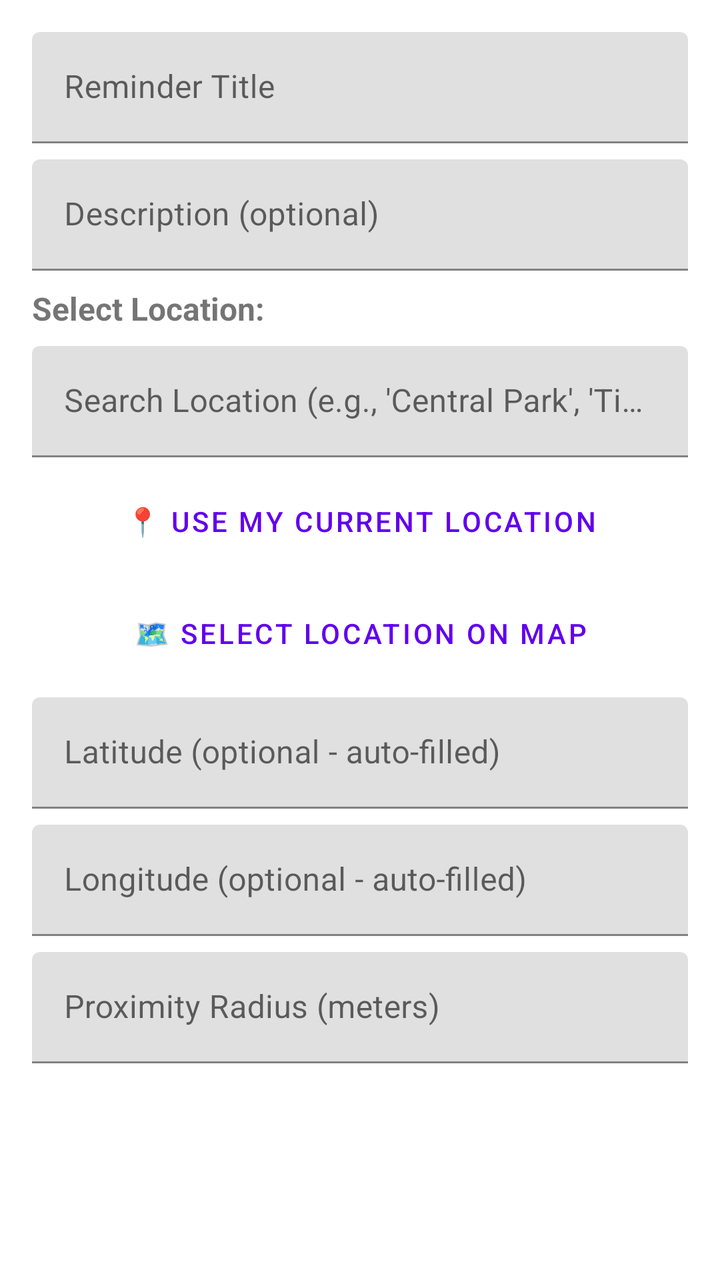
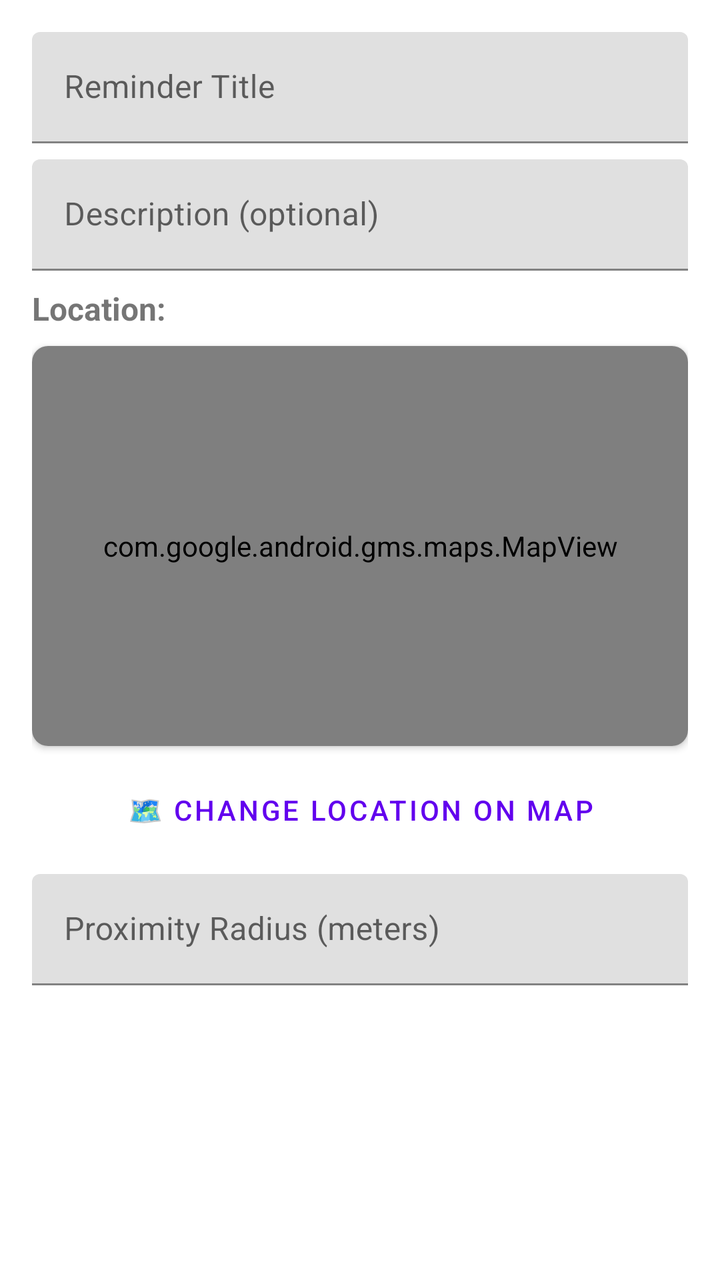

The first picture is an Android layout as it rendered before a commit; the second is the same layout after the commit. The layout source and the unified diff follow.
<!-- AndroidManifest.xml: application theme Theme.LocationReminder -->
<!-- res/layout/dialog_add_reminder.xml -->
<?xml version="1.0" encoding="utf-8"?>
<ScrollView xmlns:android="http://schemas.android.com/apk/res/android"
    android:layout_width="match_parent"
    android:layout_height="wrap_content"
    android:padding="16dp">

    <LinearLayout
        android:layout_width="match_parent"
        android:layout_height="wrap_content"
        android:orientation="vertical">

        
        <com.google.android.material.textfield.TextInputLayout
            android:layout_width="match_parent"
            android:layout_height="wrap_content"
            android:hint="Reminder Title"
            android:layout_marginBottom="8dp">

            <com.google.android.material.textfield.TextInputEditText
                android:id="@+id/inputTitle"
                android:layout_width="match_parent"
                android:layout_height="wrap_content"
                android:inputType="textCapSentences|textMultiLine"
                android:maxLines="2" />

        </com.google.android.material.textfield.TextInputLayout>

        
        <com.google.android.material.textfield.TextInputLayout
            android:layout_width="match_parent"
            android:layout_height="wrap_content"
            android:hint="Description (optional)"
            android:layout_marginBottom="8dp">

            <com.google.android.material.textfield.TextInputEditText
                android:id="@+id/inputDescription"
                android:layout_width="match_parent"
                android:layout_height="wrap_content"
                android:inputType="textCapSentences|textMultiLine"
                android:maxLines="3" />

        </com.google.android.material.textfield.TextInputLayout>

        
        <TextView
            android:layout_width="match_parent"
            android:layout_height="wrap_content"
            android:text="Select Location:"
            android:textSize="16sp"
            android:textStyle="bold"
            android:layout_marginBottom="8dp"/>

        
        <com.google.android.material.textfield.TextInputLayout
            android:layout_width="match_parent"
            android:layout_height="wrap_content"
            android:hint="Search Location (e.g., 'Central Park', 'Times Square')"
            android:layout_marginBottom="8dp">

            <com.google.android.material.textfield.TextInputEditText
                android:id="@+id/inputLocationSearch"
                android:layout_width="match_parent"
                android:layout_height="wrap_content"
                android:inputType="textCapSentences" />

        </com.google.android.material.textfield.TextInputLayout>

        
        <Button
            android:id="@+id/btnGetCurrentLocation"
            android:layout_width="match_parent"
            android:layout_height="wrap_content"
            android:text="📍 Use My Current Location"
            android:layout_marginBottom="8dp"
            style="@style/Widget.MaterialComponents.Button.OutlinedButton"/>

        
        <Button
            android:id="@+id/btnViewOnMap"
            android:layout_width="match_parent"
            android:layout_height="wrap_content"
            android:text="🗺️ Select Location on Map"
            android:layout_marginBottom="8dp"
            style="@style/Widget.MaterialComponents.Button.OutlinedButton"/>

        
        <com.google.android.material.textfield.TextInputLayout
            android:layout_width="match_parent"
            android:layout_height="wrap_content"
            android:hint="Latitude (optional - auto-filled)"
            android:layout_marginBottom="8dp">

            <com.google.android.material.textfield.TextInputEditText
                android:id="@+id/inputLocationLat"
                android:layout_width="match_parent"
                android:layout_height="wrap_content"
                android:inputType="numberDecimal|textNoSuggestions"
                android:maxLines="1" />

        </com.google.android.material.textfield.TextInputLayout>

        
        <com.google.android.material.textfield.TextInputLayout
            android:layout_width="match_parent"
            android:layout_height="wrap_content"
            android:hint="Longitude (optional - auto-filled)"
            android:layout_marginBottom="8dp">

            <com.google.android.material.textfield.TextInputEditText
                android:id="@+id/inputLocationLng"
                android:layout_width="match_parent"
                android:layout_height="wrap_content"
                android:inputType="numberDecimal|textNoSuggestions"
                android:maxLines="1" />

        </com.google.android.material.textfield.TextInputLayout>

        
        <com.google.android.material.textfield.TextInputLayout
            android:layout_width="match_parent"
            android:layout_height="wrap_content"
            android:hint="Proximity Radius (meters)"
            android:layout_marginBottom="8dp">

            <com.google.android.material.textfield.TextInputEditText
                android:id="@+id/inputRadius"
                android:layout_width="match_parent"
                android:layout_height="wrap_content"
                android:inputType="numberDecimal"
                android:maxLines="1" />

        </com.google.android.material.textfield.TextInputLayout>

    </LinearLayout>

</ScrollView>
<!-- resources referenced by this layout -->
<resources>
  <style name="Theme.LocationReminder" parent="Theme.MaterialComponents.DayNight.NoActionBar">
          <item name="colorPrimary">@color/colorPrimary</item>
          <item name="colorPrimaryVariant">@color/colorPrimaryVariant</item>
          <item name="colorOnPrimary">@color/white</item>
          <item name="colorSecondary">@color/colorSecondary</item>
          <item name="colorSecondaryVariant">@color/colorSecondaryDark</item>
          <item name="colorOnSecondary">@color/black</item>
          
          
          <item name="android:statusBarColor">@color/gradient_base_dark</item>
          <item name="android:navigationBarColor">@color/gradient_base_dark</item>
      </style>
  <color name="colorPrimary">#6200EE</color>
  <color name="colorPrimaryVariant">#3700B3</color>
  <color name="white">#FFFFFF</color>
  <color name="colorSecondary">#03DAC5</color>
  <color name="colorSecondaryDark">#01B7A4</color>
  <color name="black">#000000</color>
  <color name="gradient_base_dark">#121212</color>
</resources>

<!-- the commit's change to res/layout/dialog_add_reminder.xml (unified diff, before → after) -->
@@ -1,135 +1,134 @@
 <?xml version="1.0" encoding="utf-8"?>
 <ScrollView xmlns:android="http://schemas.android.com/apk/res/android"
+xmlns:app="http://schemas.android.com/apk/res-auto"
+android:layout_width="match_parent"
+android:layout_height="wrap_content"
+android:padding="16dp">
+
+<LinearLayout
     android:layout_width="match_parent"
     android:layout_height="wrap_content"
-    android:padding="16dp">
+    android:orientation="vertical">
 
-    <LinearLayout
+    
+    <com.google.android.material.textfield.TextInputLayout
+    android:layout_width="match_parent"
+    android:layout_height="wrap_content"
+    android:hint="Reminder Title"
+    android:layout_marginBottom="8dp">
+
+    <com.google.android.material.textfield.TextInputEditText
+        android:id="@+id/inputTitle"
         android:layout_width="match_parent"
         android:layout_height="wrap_content"
-        android:orientation="vertical">
+        android:inputType="textCapSentences|textMultiLine"
+        android:maxLines="2" />
+
+    </com.google.android.material.textfield.TextInputLayout>
+
+    
+    <com.google.android.material.textfield.TextInputLayout
+    android:layout_width="match_parent"
+    android:layout_height="wrap_content"
+    android:hint="Description (optional)"
+    android:layout_marginBottom="8dp">
+
+    <com.google.android.material.textfield.TextInputEditText
+        android:id="@+id/inputDescription"
+        android:layout_width="match_parent"
+        android:layout_height="wrap_content"
+        android:inputType="textCapSentences|textMultiLine"
+        android:maxLines="3" />
+
+    </com.google.android.material.textfield.TextInputLayout>
+
+    
+    <TextView
+    android:layout_width="match_parent"
+    android:layout_height="wrap_content"
+    android:text="Location:"
+    android:textSize="16sp"
+    android:textStyle="bold"
+    android:layout_marginBottom="8dp"/>
+
+    
+    <androidx.cardview.widget.CardView
+    android:id="@+id/mapPreviewCard"
+    android:layout_width="match_parent"
+    android:layout_height="200dp"
+    android:layout_marginBottom="8dp"
+    app:cardCornerRadius="8dp"
+    app:cardElevation="2dp">
+
+    <FrameLayout
+        android:layout_width="match_parent"
+        android:layout_height="match_parent">
 
         
-        <com.google.android.material.textfield.TextInputLayout
-            android:layout_width="match_parent"
-            android:layout_height="wrap_content"
-            android:hint="Reminder Title"
-            android:layout_marginBottom="8dp">
-
-            <com.google.android.material.textfield.TextInputEditText
-                android:id="@+id/inputTitle"
-                android:layout_width="match_parent"
-                android:layout_height="wrap_content"
-                android:inputType="textCapSentences|textMultiLine"
-                android:maxLines="2" />
-
-        </com.google.android.material.textfield.TextInputLayout>
+        <com.google.android.gms.maps.MapView
+        android:id="@+id/mapPreview"
+        android:layout_width="match_parent"
+        android:layout_height="match_parent" />
 
         
-        <com.google.android.material.textfield.TextInputLayout
-            android:layout_width="match_parent"
-            android:layout_height="wrap_content"
-            android:hint="Description (optional)"
-            android:layout_marginBottom="8dp">
-
-            <com.google.android.material.textfield.TextInputEditText
-                android:id="@+id/inputDescription"
-                android:layout_width="match_parent"
-                android:layout_height="wrap_content"
-                android:inputType="textCapSentences|textMultiLine"
-                android:maxLines="3" />
-
-        </com.google.android.material.textfield.TextInputLayout>
+        <ProgressBar
+        android:id="@+id/mapLoadingProgress"
+        android:layout_width="wrap_content"
+        android:layout_height="wrap_content"
+        android:layout_gravity="center" />
 
         
         <TextView
-            android:layout_width="match_parent"
-            android:layout_height="wrap_content"
-            android:text="Select Location:"
-            android:textSize="16sp"
-            android:textStyle="bold"
-            android:layout_marginBottom="8dp"/>
+        android:id="@+id/locationStatusText"
+        android:layout_width="wrap_content"
+        android:layout_height="wrap_content"
+        android:layout_gravity="center"
+        android:text="Getting location..."
+        android:textColor="@color/grey_600"
+        android:textSize="14sp"
+        android:visibility="gone" />
 
-        
-        <com.google.android.material.textfield.TextInputLayout
-            android:layout_width="match_parent"
-            android:layout_height="wrap_content"
-            android:hint="Search Location (e.g., 'Central Park', 'Times Square')"
-            android:layout_marginBottom="8dp">
+    </FrameLayout>
 
-            <com.google.android.material.textfield.TextInputEditText
-                android:id="@+id/inputLocationSearch"
-                android:layout_width="match_parent"
-                android:layout_height="wrap_content"
-                android:inputType="textCapSentences" />
+    </androidx.cardview.widget.CardView>
 
-        </com.google.android.material.textfield.TextInputLayout>
+    
+    <EditText
+    android:id="@+id/inputLocationLat"
+    android:layout_width="0dp"
+    android:layout_height="0dp"
+    android:visibility="gone" />
 
-        
-        <Button
-            android:id="@+id/btnGetCurrentLocation"
-            android:layout_width="match_parent"
-            android:layout_height="wrap_content"
-            android:text="📍 Use My Current Location"
-            android:layout_marginBottom="8dp"
-            style="@style/Widget.MaterialComponents.Button.OutlinedButton"/>
+    <EditText
+    android:id="@+id/inputLocationLng"
+    android:layout_width="0dp"
+    android:layout_height="0dp"
+    android:visibility="gone" />
 
-        
-        <Button
-            android:id="@+id/btnViewOnMap"
-            android:layout_width="match_parent"
-            android:layout_height="wrap_content"
-            android:text="🗺️ Select Location on Map"
-            android:layout_marginBottom="8dp"
-            style="@style/Widget.MaterialComponents.Button.OutlinedButton"/>
+    
+    <Button
+    android:id="@+id/btnViewOnMap"
+    android:layout_width="match_parent"
+    android:layout_height="wrap_content"
+    android:text="🗺️ Change Location on Map"
+    android:layout_marginBottom="8dp"
+    style="@style/Widget.MaterialComponents.Button.OutlinedButton"/>
 
-        
-        <com.google.android.material.textfield.TextInputLayout
-            android:layout_width="match_parent"
-            android:layout_height="wrap_content"
-            android:hint="Latitude (optional - auto-filled)"
-            android:layout_marginBottom="8dp">
+    
+    <com.google.android.material.textfield.TextInputLayout
+    android:layout_width="match_parent"
+    android:layout_height="wrap_content"
+    android:hint="Proximity Radius (meters)"
+    android:layout_marginBottom="8dp">
 
-            <com.google.android.material.textfield.TextInputEditText
-                android:id="@+id/inputLocationLat"
-                android:layout_width="match_parent"
-                android:layout_height="wrap_content"
-                android:inputType="numberDecimal|textNoSuggestions"
-                android:maxLines="1" />
+    <com.google.android.material.textfield.TextInputEditText
+        android:id="@+id/inputRadius"
+        android:layout_width="match_parent"
+        android:layout_height="wrap_content"
+        android:inputType="numberDecimal"
+        android:maxLines="1" />
 
-        </com.google.android.material.textfield.TextInputLayout>
-
-        
-        <com.google.android.material.textfield.TextInputLayout
-            android:layout_width="match_parent"
-            android:layout_height="wrap_content"
-            android:hint="Longitude (optional - auto-filled)"
-            android:layout_marginBottom="8dp">
-
-            <com.google.android.material.textfield.TextInputEditText
-                android:id="@+id/inputLocationLng"
-                android:layout_width="match_parent"
-                android:layout_height="wrap_content"
-                android:inputType="numberDecimal|textNoSuggestions"
-                android:maxLines="1" />
-
-        </com.google.android.material.textfield.TextInputLayout>
-
-        
-        <com.google.android.material.textfield.TextInputLayout
-            android:layout_width="match_parent"
-            android:layout_height="wrap_content"
-            android:hint="Proximity Radius (meters)"
-            android:layout_marginBottom="8dp">
-
-            <com.google.android.material.textfield.TextInputEditText
-                android:id="@+id/inputRadius"
-                android:layout_width="match_parent"
-                android:layout_height="wrap_content"
-                android:inputType="numberDecimal"
-                android:maxLines="1" />
-
-        </com.google.android.material.textfield.TextInputLayout>
+    </com.google.android.material.textfield.TextInputLayout>
 
     </LinearLayout>
 
<!-- resource entries referenced after the edit -->
@@ -1,5 +1,6 @@
 <!-- resources referenced by this layout -->
 <resources>
+  <color name="grey_600">#757575</color>
   <style name="Theme.LocationReminder" parent="Theme.MaterialComponents.DayNight.NoActionBar">
           <item name="colorPrimary">@color/colorPrimary</item>
           <item name="colorPrimaryVariant">@color/colorPrimaryVariant</item>
